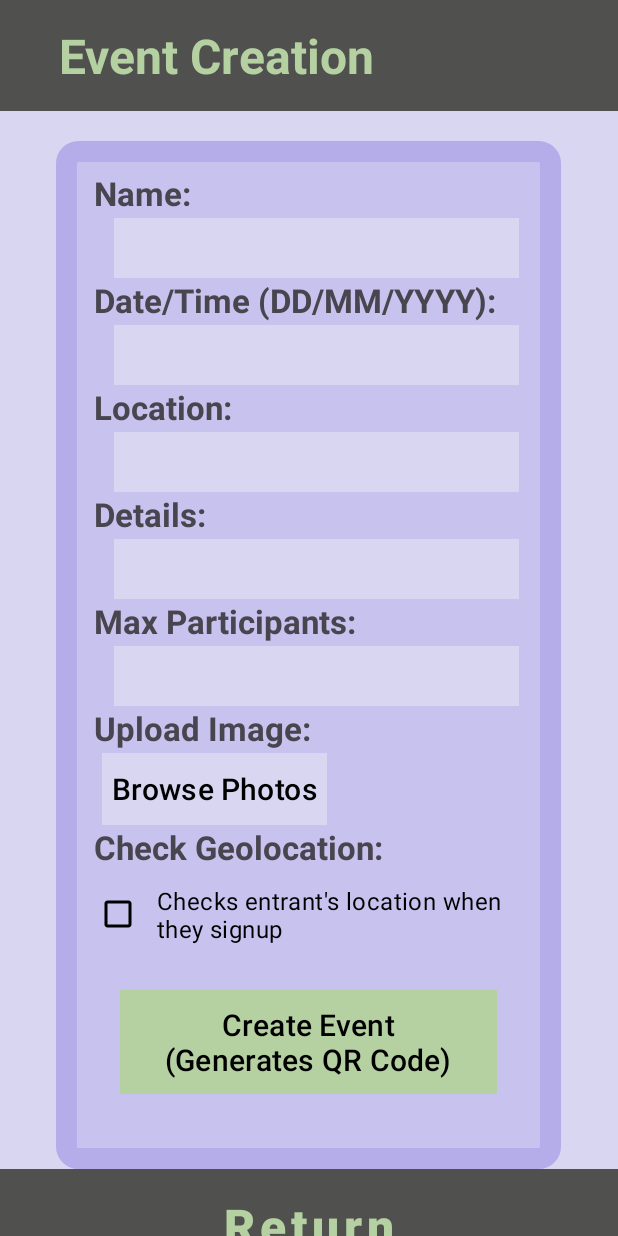
After one commit to CMPUT301F24castle/king-of-the-castle, an Android app: the layout event_create_screen.xml on its own in the app's theme, with its tools: preview values and no code run, on a phone screen of 412 x 824 dp. The commit adds this screen. Run offline under Robolectric (Android 15) with nearby library versions, the phone set to English and light mode, and no system bars.

Commit message:
added event creation UI

```diff
--- /dev/null
+++ b/Project/app/src/main/res/layout/event_create_screen.xml
@@ -0,0 +1,215 @@
+<?xml version="1.0" encoding="utf-8"?>
+<LinearLayout xmlns:android="http://schemas.android.com/apk/res/android"
+    xmlns:app="http://schemas.android.com/apk/res-auto"
+    android:orientation="vertical"
+    android:layout_width="match_parent"
+    android:layout_height="match_parent"
+    android:background="@color/light_purple"
+    android:id="@+id/event_creation_screen">
+
+    <TextView
+        android:layout_width="match_parent"
+        android:layout_height="wrap_content"
+        android:text="   Event Creation"
+        android:textColor="@color/light_green"
+        android:background="@color/dark_grey"
+        android:textSize="32sp"
+        android:textStyle="bold"
+        android:padding="15dp"
+        />
+
+    <LinearLayout
+        android:layout_width="wrap_content"
+        android:layout_height="wrap_content"
+        android:orientation="vertical"
+        android:textColor="@color/black"
+        android:background="@drawable/edit_facility_screen_bg"
+        android:layout_marginTop="20dp"
+        android:paddingStart="25dp"
+        android:paddingEnd="25dp"
+        android:paddingTop="20dp"
+        android:paddingBottom="50dp"
+        android:gravity="center"
+        android:layout_gravity="center">
+
+        <TextView
+            android:layout_width="wrap_content"
+            android:layout_height="wrap_content"
+            android:text="Name:"
+            android:textStyle="bold"
+            android:textSize="22sp"
+            android:gravity="start"
+            android:layout_gravity="start"/>
+
+        <EditText
+            android:id="@+id/event_name_edit_text"
+            android:layout_width="270dp"
+            android:layout_height="wrap_content"
+            android:background="@color/light_purple"
+            android:textColor="@android:color/black"
+            android:gravity="center"
+            android:textSize="22sp"
+            android:padding="5dp"
+            android:layout_marginStart="5dp"
+            android:layout_marginTop="2dp"/>
+
+        <TextView
+            android:layout_width="wrap_content"
+            android:layout_height="wrap_content"
+            android:text="Date/Time (DD/MM/YYYY):"
+            android:textStyle="bold"
+            android:textSize="22sp"
+            android:gravity="start"
+            android:layout_gravity="start"/>
+
+        <EditText
+            android:id="@+id/event_date_edit_text"
+            android:layout_width="270dp"
+            android:layout_height="wrap_content"
+            android:background="@color/light_purple"
+            android:textColor="@android:color/black"
+            android:gravity="center"
+            android:textSize="22sp"
+            android:padding="5dp"
+            android:layout_marginStart="5dp"
+            android:layout_marginTop="2dp"/>
+
+        <TextView
+            android:layout_width="wrap_content"
+            android:layout_height="wrap_content"
+            android:text="Location:"
+            android:textStyle="bold"
+            android:textSize="22sp"
+            android:gravity="start"
+            android:layout_gravity="start"/>
+
+        <EditText
+            android:id="@+id/event_location_edit_text"
+            android:layout_width="270dp"
+            android:layout_height="wrap_content"
+            android:background="@color/light_purple"
+            android:textColor="@android:color/black"
+            android:gravity="center"
+            android:textSize="22sp"
+            android:padding="5dp"
+            android:layout_marginStart="5dp"
+            android:layout_marginTop="2dp"/>
+        <TextView
+            android:layout_width="wrap_content"
+            android:layout_height="wrap_content"
+            android:text="Details:"
+            android:textStyle="bold"
+            android:textSize="22sp"
+            android:gravity="start"
+            android:layout_gravity="start"/>
+
+        <EditText
+            android:id="@+id/event_details_edit_text"
+            android:layout_width="270dp"
+            android:layout_height="wrap_content"
+            android:background="@color/light_purple"
+            android:textColor="@android:color/black"
+            android:gravity="center"
+            android:textSize="22sp"
+            android:padding="5dp"
+            android:layout_marginStart="5dp"
+            android:layout_marginTop="2dp"/>
+        <TextView
+            android:layout_width="wrap_content"
+            android:layout_height="wrap_content"
+            android:text="Max Participants:"
+            android:textStyle="bold"
+            android:textSize="22sp"
+            android:gravity="start"
+            android:layout_gravity="start"/>
+
+        <EditText
+            android:id="@+id/event_max_participants_edit_text"
+            android:layout_width="270dp"
+            android:layout_height="wrap_content"
+            android:background="@color/light_purple"
+            android:textColor="@android:color/black"
+            android:gravity="center"
+            android:textSize="22sp"
+            android:padding="5dp"
+            android:layout_marginStart="5dp"
+            android:layout_marginTop="2dp"/>
+        <TextView
+            android:layout_width="wrap_content"
+            android:layout_height="wrap_content"
+            android:text="Upload Image:"
+            android:textStyle="bold"
+            android:textSize="22sp"
+            android:gravity="start"
+            android:layout_gravity="start"/>
+
+        <Button
+            android:id="@+id/upload_photo_button"
+            android:layout_width="150dp"
+            android:layout_height="wrap_content"
+            android:background="@color/light_purple"
+            android:textColor="@android:color/black"
+            android:textSize="20sp"
+            android:padding="5dp"
+            android:layout_marginStart="5dp"
+            android:layout_marginTop="2dp"
+            app:backgroundTint="@null"
+            android:text="Browse Photos"
+            android:layout_gravity="start"/>
+
+        <TextView
+            android:layout_width="wrap_content"
+            android:layout_height="wrap_content"
+            android:text="Check Geolocation:"
+            android:textStyle="bold"
+            android:textSize="22sp"
+            android:gravity="start"
+            android:layout_gravity="start"/>
+
+        <CheckBox
+            android:id="@+id/event_geolocation_checkbox"
+            android:layout_width="wrap_content"
+            android:layout_height="wrap_content"
+            android:text="Checks entrant's location when \nthey signup"
+            android:textSize="16sp"
+            android:checked="false"
+            android:textColor="@color/black"
+            android:padding="10dp"
+            android:buttonTint="@color/black"
+            android:buttonTintMode="src_in" />
+
+        <!--    id for button was used elsewhere        -->
+        <Button
+            android:id="@+id/create_event_button"
+            android:layout_width="wrap_content"
+            android:layout_height="wrap_content"
+            android:text="Create Event\n(Generates QR Code)"
+            android:textColor="@android:color/black"
+            app:backgroundTint="@null"
+            android:background="@color/light_green"
+            android:padding="5dp"
+            android:paddingStart="30dp"
+            android:paddingEnd="30dp"
+            android:textSize="20dp"
+            android:layout_marginTop="20dp"
+            android:layout_gravity="center"/>
+    </LinearLayout>
+
+    <View
+        android:layout_width="match_parent"
+        android:layout_height="0dp"
+        android:layout_weight="1" />
+    <Button
+        android:id="@+id/edit_facility_return_button"
+        android:layout_width="match_parent"
+        android:layout_height="wrap_content"
+        app:backgroundTint="@null"
+        android:textColor="@color/light_green"
+        android:background="@color/dark_grey"
+        android:text="Return"
+        android:letterSpacing="0.1"
+        android:textSize="32sp"
+        android:textStyle="bold"
+        android:padding="12dp"/>
+
+</LinearLayout>
```
Also changed, not shown: Project/app/src/main/res/layout/organizer_manage_events_screen.xml (line endings or trailing spaces).
